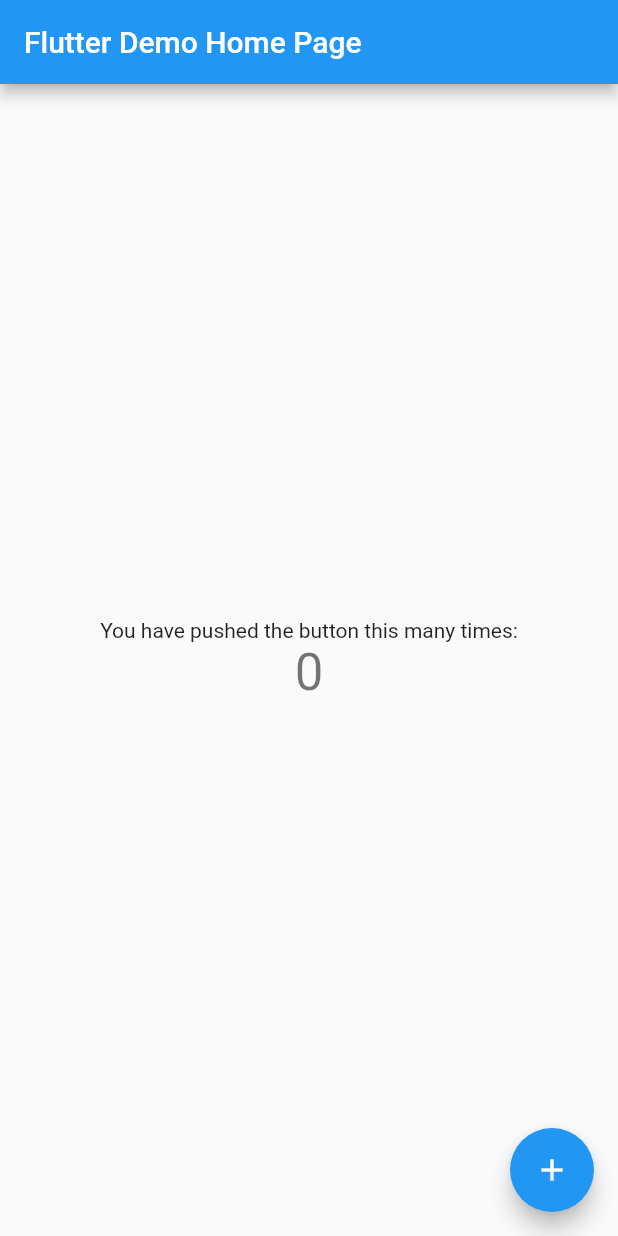
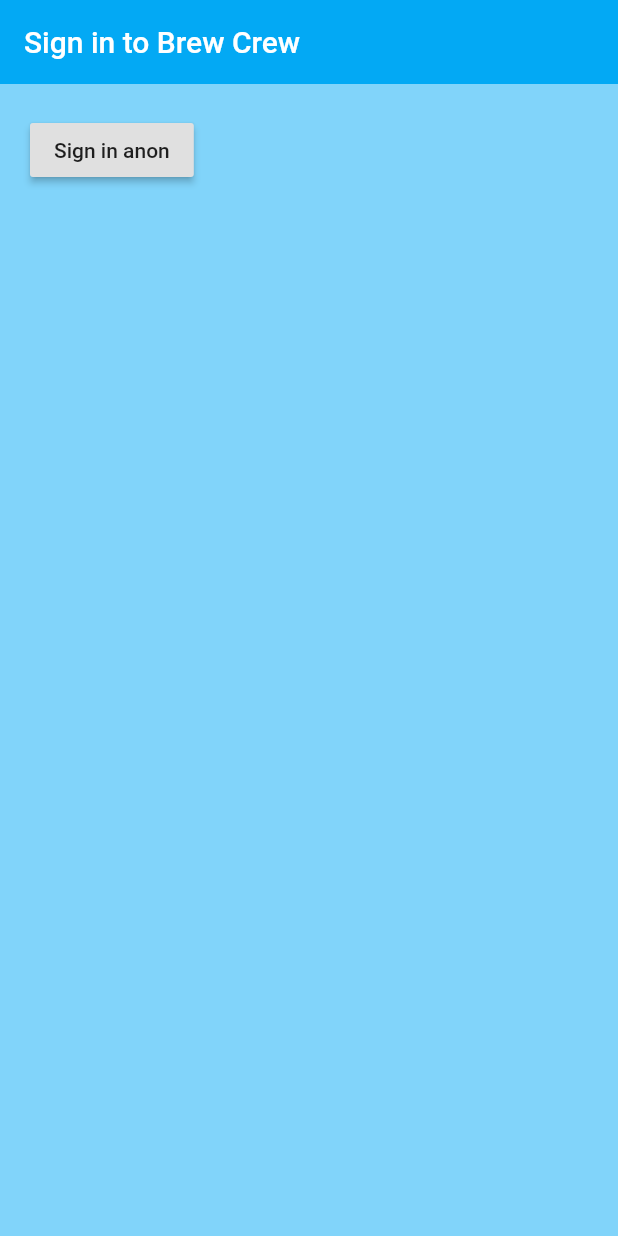
Before and after one commit to imsks/brew-crew, a Flutter app: the screen it shows after launch, on a phone screen of 412 x 824 dp. Run offline on Flutter 3.47's test engine with Material 2 defaults, Android fonts, the phone set to English and light mode, and no system bars; our stand-ins replace firebase_auth; accounts and stored records are empty.

Commit message:
Sign in & sign out implemented

```diff
--- a/lib/main.dart
+++ b/lib/main.dart
@@ -1,4 +1,9 @@
 import 'package:flutter/material.dart';
+import 'package:provider/provider.dart';
+
+import 'package:crew_brew/models/user.dart';
+import 'package:crew_brew/services/auth.dart';
+import 'package:crew_brew/screens/wrapper.dart';
 
 void main() {
   runApp(MyApp());
@@ -8,110 +13,11 @@ class MyApp extends StatelessWidget {
   // This widget is the root of your application.
   @override
   Widget build(BuildContext context) {
-    return MaterialApp(
-      title: 'Flutter Demo',
-      theme: ThemeData(
-        // This is the theme of your application.
-        //
-        // Try running your application with "flutter run". You'll see the
-        // application has a blue toolbar. Then, without quitting the app, try
-        // changing the primarySwatch below to Colors.green and then invoke
-        // "hot reload" (press "r" in the console where you ran "flutter run",
-        // or simply save your changes to "hot reload" in a Flutter IDE).
-        // Notice that the counter didn't reset back to zero; the application
-        // is not restarted.
-        primarySwatch: Colors.blue,
-        // This makes the visual density adapt to the platform that you run
-        // the app on. For desktop platforms, the controls will be smaller and
-        // closer together (more dense) than on mobile platforms.
-        visualDensity: VisualDensity.adaptivePlatformDensity,
+    return StreamProvider<User>.value(
+      value: AuthService().user,
+      child: MaterialApp(
+        home: Wrapper(),
       ),
-      home: MyHomePage(title: 'Flutter Demo Home Page'),
     );
   }
 }
-
-class MyHomePage extends StatefulWidget {
-  MyHomePage({Key key, this.title}) : super(key: key);
-
-  // This widget is the home page of your application. It is stateful, meaning
-  // that it has a State object (defined below) that contains fields that affect
-  // how it looks.
-
-  // This class is the configuration for the state. It holds the values (in this
-  // case the title) provided by the parent (in this case the App widget) and
-  // used by the build method of the State. Fields in a Widget subclass are
-  // always marked "final".
-
-  final String title;
-
-  @override
-  _MyHomePageState createState() => _MyHomePageState();
-}
-
-class _MyHomePageState extends State<MyHomePage> {
-  int _counter = 0;
-
-  void _incrementCounter() {
-    setState(() {
-      // This call to setState tells the Flutter framework that something has
-      // changed in this State, which causes it to rerun the build method below
-      // so that the display can reflect the updated values. If we changed
-      // _counter without calling setState(), then the build method would not be
-      // called again, and so nothing would appear to happen.
-      _counter++;
-    });
-  }
-
-  @override
-  Widget build(BuildContext context) {
-    // This method is rerun every time setState is called, for instance as done
-    // by the _incrementCounter method above.
-    //
-    // The Flutter framework has been optimized to make rerunning build methods
-    // fast, so that you can just rebuild anything that needs updating rather
-    // than having to individually change instances of widgets.
-    return Scaffold(
-      appBar: AppBar(
-        // Here we take the value from the MyHomePage object that was created by
-        // the App.build method, and use it to set our appbar title.
-        title: Text(widget.title),
-      ),
-      body: Center(
-        // Center is a layout widget. It takes a single child and positions it
-        // in the middle of the parent.
-        child: Column(
-          // Column is also a layout widget. It takes a list of children and
-          // arranges them vertically. By default, it sizes itself to fit its
-          // children horizontally, and tries to be as tall as its parent.
-          //
-          // Invoke "debug painting" (press "p" in the console, choose the
-          // "Toggle Debug Paint" action from the Flutter Inspector in Android
-          // Studio, or the "Toggle Debug Paint" command in Visual Studio Code)
-          // to see the wireframe for each widget.
-          //
-          // Column has various properties to control how it sizes itself and
-          // how it positions its children. Here we use mainAxisAlignment to
-          // center the children vertically; the main axis here is the vertical
-          // axis because Columns are vertical (the cross axis would be
-          // horizontal).
-          mainAxisAlignment: MainAxisAlignment.center,
-          children: <Widget>[
-            Text(
-              'You have pushed the button this many times:',
-            ),
-            Text(
-              '$_counter',
-              style: Theme.of(context).textTheme.headline4,
-            ),
-          ],
-        ),
-      ),
-      floatingActionButton: FloatingActionButton(
-        onPressed: _incrementCounter,
-        tooltip: 'Increment',
-        child: Icon(Icons.add),
-      ), // This trailing comma makes auto-formatting nicer for build methods.
-    );
-  }
-}
--- /dev/null
+++ b/lib/models/user.dart
@@ -0,0 +1,7 @@
+class User {
+
+  final String uid;
+
+  User({ this.uid });
+
+}
--- /dev/null
+++ b/lib/screens/authenticate/authenticate.dart
@@ -0,0 +1,16 @@
+import 'package:crew_brew/screens/authenticate/sign_in.dart';
+import 'package:flutter/material.dart';
+
+ class Authenticate extends StatefulWidget {
+   @override
+   _AuthenticateState createState() => _AuthenticateState();
+ }
+
+ class _AuthenticateState extends State<Authenticate> {
+   @override
+   Widget build(BuildContext context) {
+     return Container(
+       child: SignIn()
+     );
+   }
+ }
--- /dev/null
+++ b/lib/screens/authenticate/sign_in.dart
@@ -0,0 +1,41 @@
+import 'package:flutter/material.dart';
+import 'package:crew_brew/services/auth.dart';
+
+class SignIn extends StatefulWidget {
+  @override
+  _SignInState createState() => _SignInState();
+}
+
+class _SignInState extends State<SignIn> {
+
+  final AuthService _auth = AuthService();
+
+  @override
+  Widget build(BuildContext context) {
+    return Scaffold(
+      backgroundColor: Colors.lightBlue[200],
+      appBar: AppBar(
+        backgroundColor: Colors.lightBlue,
+        elevation: 0,
+        title: Text(
+          'Sign in to Brew Crew'
+        ),
+      ),
+      body: Container(
+        padding: EdgeInsets.symmetric(
+          vertical: 20,
+          horizontal: 20
+        ),
+        child: RaisedButton(
+          child: Text(
+            'Sign in anon'
+          ),
+          onPressed: () async {
+            dynamic result = await _auth.signInAnon();
+            print(result);
+          },
+        ),
+      ),
+    );
+  }
+}
--- /dev/null
+++ b/lib/screens/wrapper.dart
@@ -0,0 +1,14 @@
+import 'package:crew_brew/models/user.dart';
+import 'package:crew_brew/screens/authenticate/authenticate.dart';
+import 'package:flutter/material.dart';
+
+import 'package:crew_brew/screens/home/home.dart';
+import 'package:provider/provider.dart';
+
+class Wrapper extends StatelessWidget {
+  @override
+  Widget build(BuildContext context) {
+    final user = Provider.of<User>(context);
+    return user == null ? Authenticate() : Home();
+  }
+}
--- a/pubspec.yaml
+++ b/pubspec.yaml
@@ -23,6 +23,9 @@ environment:
 dependencies:
   flutter:
     sdk: flutter
+  firebase_auth: ^0.14.0+5
+  cloud_firestore: ^0.12.9+4
+  provider: ^3.1.0
 
 
   # The following adds the Cupertino Icons font to your application.
```
Also changed, not shown: lib/screens/home/home.dart (added, +32 -0 lines), lib/services/auth.dart (added, +39 -0 lines), pubspec.lock, 3 other files.
